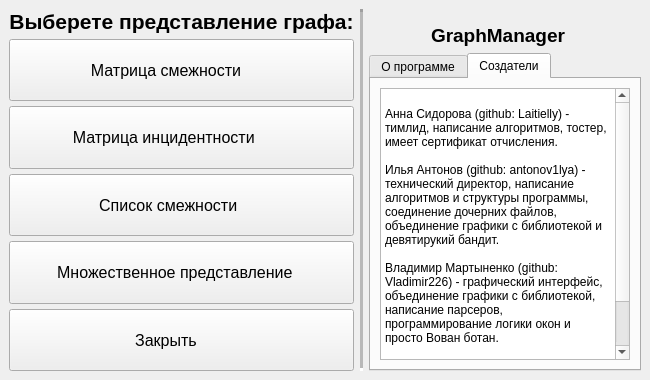
Above: mainwindow.ui from Laitielly/BiblioGraph before the change. Below: the same form after it.
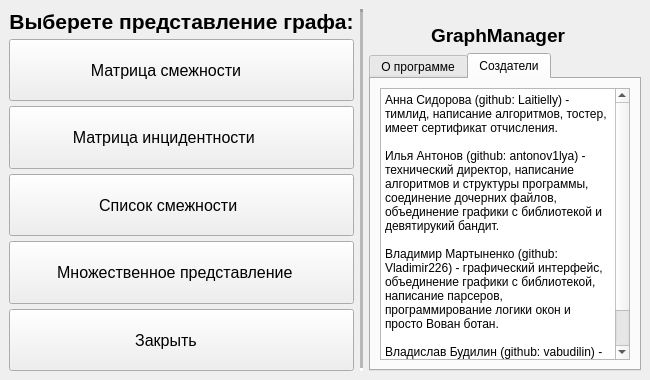
That is the form after the change. The open tabs and pages were chosen to show the change. Icons and pictures are not drawn.

Patch:
```diff
--- a/mainwindow.ui
+++ b/mainwindow.ui
@@ -127,8 +127,7 @@
              <bool>true</bool>
             </property>
             <property name="plainText">
-             <string>
-Анна Сидорова (github: Laitielly) - тимлид, написание алгоритмов, тостер, имеет сертификат отчисления.
+             <string>Анна Сидорова (github: Laitielly) - тимлид, написание алгоритмов, тостер, имеет сертификат отчисления.
 
 Илья Антонов (github: antonov1lya) - технический директор, написание алгоритмов и структуры программы, соединение дочерних файлов, объединение графики с библиотекой и девятирукий бандит.
 
```
Left out of the diff: 4 changed lines with no effect on the pictures.
